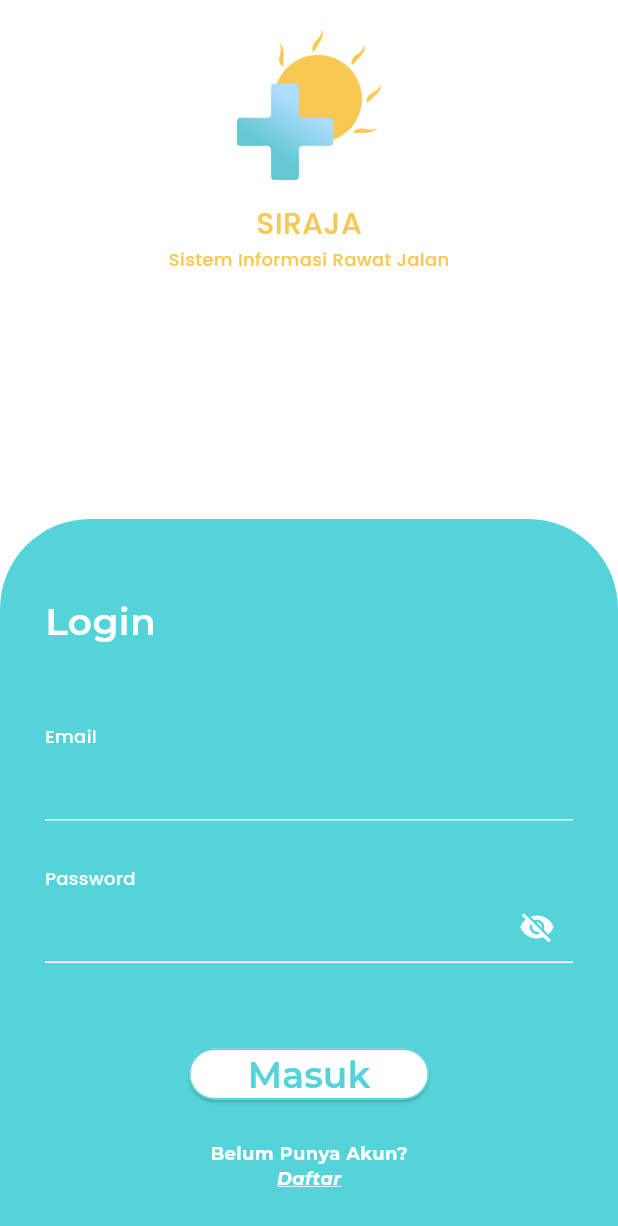
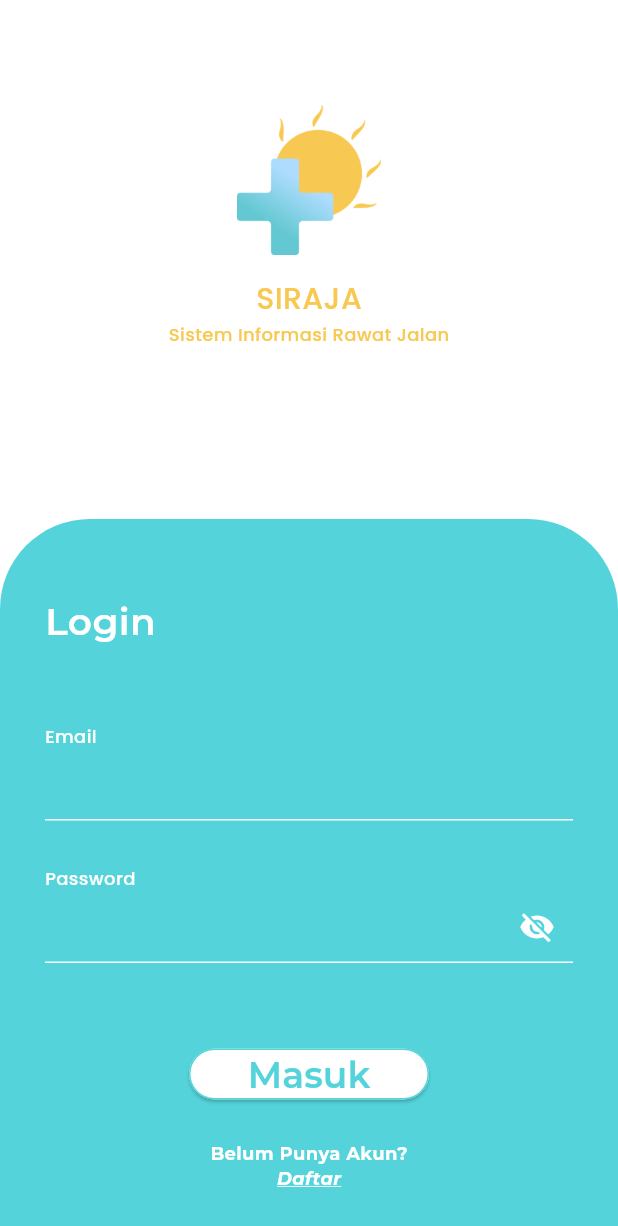
Before and after one commit to FITurnip/tubes_provis, a Flutter app: the LoginPage screen opened directly, on a phone screen of 412 x 824 dp. Shown: the top 1226 px of the screen. Run offline on Flutter 3.47's test engine with Material 3 defaults, Android fonts, the phone set to English and light mode, and no system bars; our stand-ins replace flutter_svg_provider, google_fonts, qr_flutter, shared_preferences, table_calendar; accounts and stored records are empty.

Commit message:
perbaikan login widget

```diff
--- a/lib/Pages/login_page.dart
+++ b/lib/Pages/login_page.dart
@@ -15,7 +15,8 @@ class LoginPage extends StatelessWidget {
   @override
   Widget build(BuildContext context) {
     return Scaffold(
-      body: Container(
+        body: SingleChildScrollView(
+      child: Container(
         width: double.infinity,
         height: MediaQuery.of(context).size.height,
         decoration: BoxDecoration(color: normalWhite),
@@ -41,7 +42,7 @@ class LoginPage extends StatelessWidget {
           ],
         ),
       ),
-    );
+    ));
   }
 }
 
@@ -53,6 +54,9 @@ class Header extends StatelessWidget {
       child: Column(
         crossAxisAlignment: CrossAxisAlignment.center,
         children: <Widget>[
+          SizedBox(
+            height: 50,
+          ),
           Center(
             child: SizedBox(
               height: 100,
--- a/lib/Services/network.dart
+++ b/lib/Services/network.dart
@@ -4,9 +4,9 @@ import 'package:http/http.dart' as http;
 import 'package:tubes/global_var.dart';
 
 class Network {
-  // final String _baseurl = 'http://192.168.1.11';
+  final String _baseurl = 'http://192.168.1.11';
   // final String _baseurl = 'http://192.168.100.36';
-  final String _baseurl = 'http://127.0.0.1';
+  // final String _baseurl = 'http://127.0.0.1';
   final String _port = '8000';
   final String _prefix = '/api';
   var token;
```
